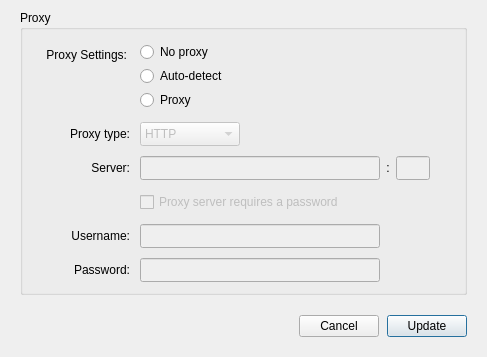
The window that src/MEGASync/gui/linux/ProxySettings.ui (meganz/MEGAsync) describes before a commit, drawn with Qt 5.
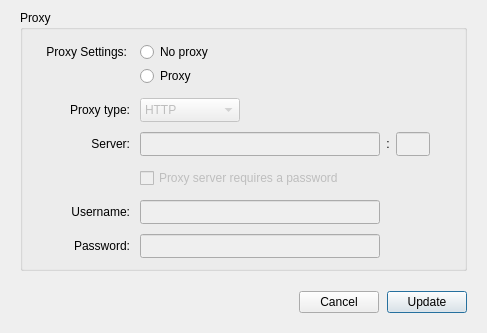
The same window after the commit.

Commit message: Settings Dialog: Network tab: polish (windows, linux), aesthetic code changes

Diff of the .ui file:
```diff
--- a/src/MEGASync/gui/linux/ProxySettings.ui
+++ b/src/MEGASync/gui/linux/ProxySettings.ui
@@ -10,7 +10,7 @@
     <x>0</x>
     <y>0</y>
     <width>487</width>
-    <height>356</height>
+    <height>330</height>
    </rect>
   </property>
   <property name="sizePolicy">
@@ -25,7 +25,7 @@
   <property name="styleSheet">
    <string notr="true">#lProxySettings
 {
-	margin-top: 5px;
+	margin-top: 2px;
 }</string>
   </property>
   <property name="modal">
@@ -83,7 +83,7 @@
       <item row="8" column="0">
        <widget class="QLabel" name="lProxySettings">
         <property name="sizePolicy">
-         <sizepolicy hsizetype="Preferred" vsizetype="Minimum">
+         <sizepolicy hsizetype="Preferred" vsizetype="MinimumExpanding">
           <horstretch>0</horstretch>
           <verstretch>0</verstretch>
          </sizepolicy>
@@ -274,9 +274,15 @@
            <property name="enabled">
             <bool>false</bool>
            </property>
+           <property name="sizePolicy">
+            <sizepolicy hsizetype="MinimumExpanding" vsizetype="Fixed">
+             <horstretch>0</horstretch>
+             <verstretch>0</verstretch>
+            </sizepolicy>
+           </property>
            <property name="minimumSize">
             <size>
-             <width>0</width>
+             <width>32</width>
              <height>24</height>
             </size>
            </property>
@@ -369,31 +375,6 @@
            </property>
           </widget>
          </item>
-         <item>
-          <widget class="QRadioButton" name="rProxyAuto">
-           <property name="minimumSize">
-            <size>
-             <width>0</width>
-             <height>24</height>
-            </size>
-           </property>
-           <property name="maximumSize">
-            <size>
-             <width>16777215</width>
-             <height>24</height>
-            </size>
-           </property>
-           <property name="focusPolicy">
-            <enum>Qt::StrongFocus</enum>
-           </property>
-           <property name="text">
-            <string>Auto-detect</string>
-           </property>
-           <property name="checked">
-            <bool>false</bool>
-           </property>
-          </widget>
-         </item>
          <item>
           <widget class="QRadioButton" name="rProxyManual">
            <property name="minimumSize">
```
Left out of the diff: 2 changed lines with no effect on the pictures. The commit also changes 6 other files.
